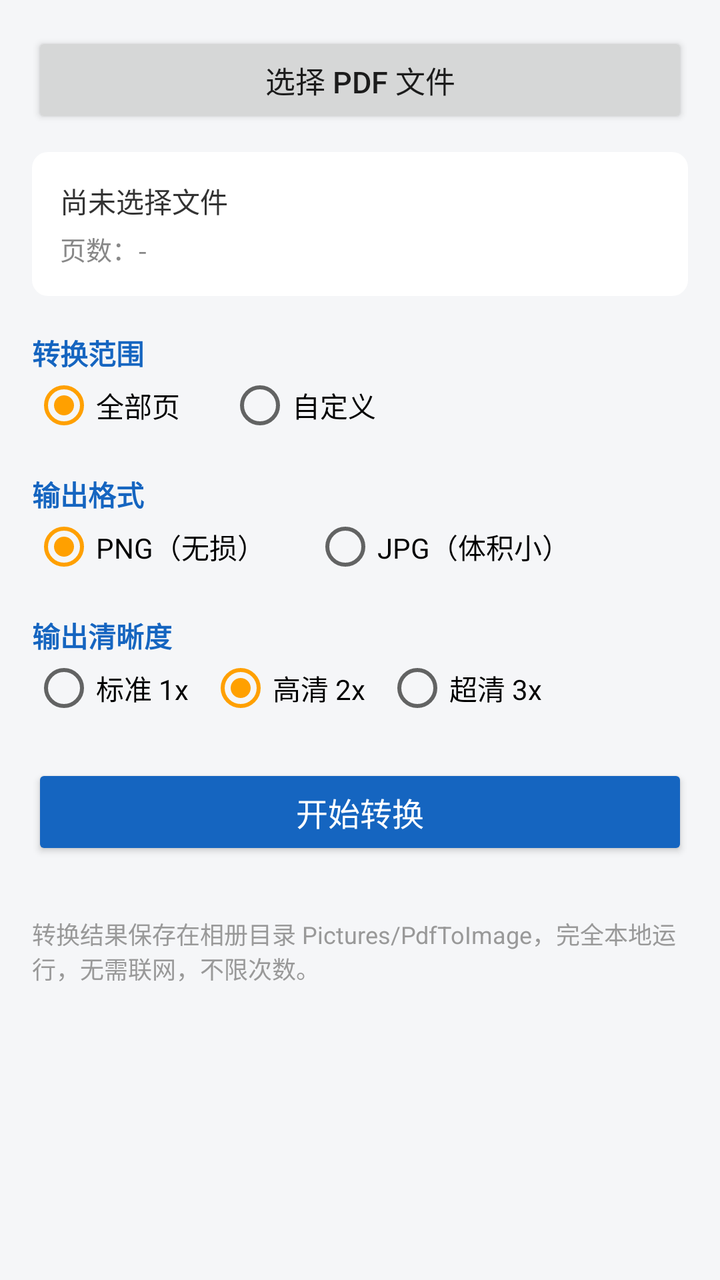
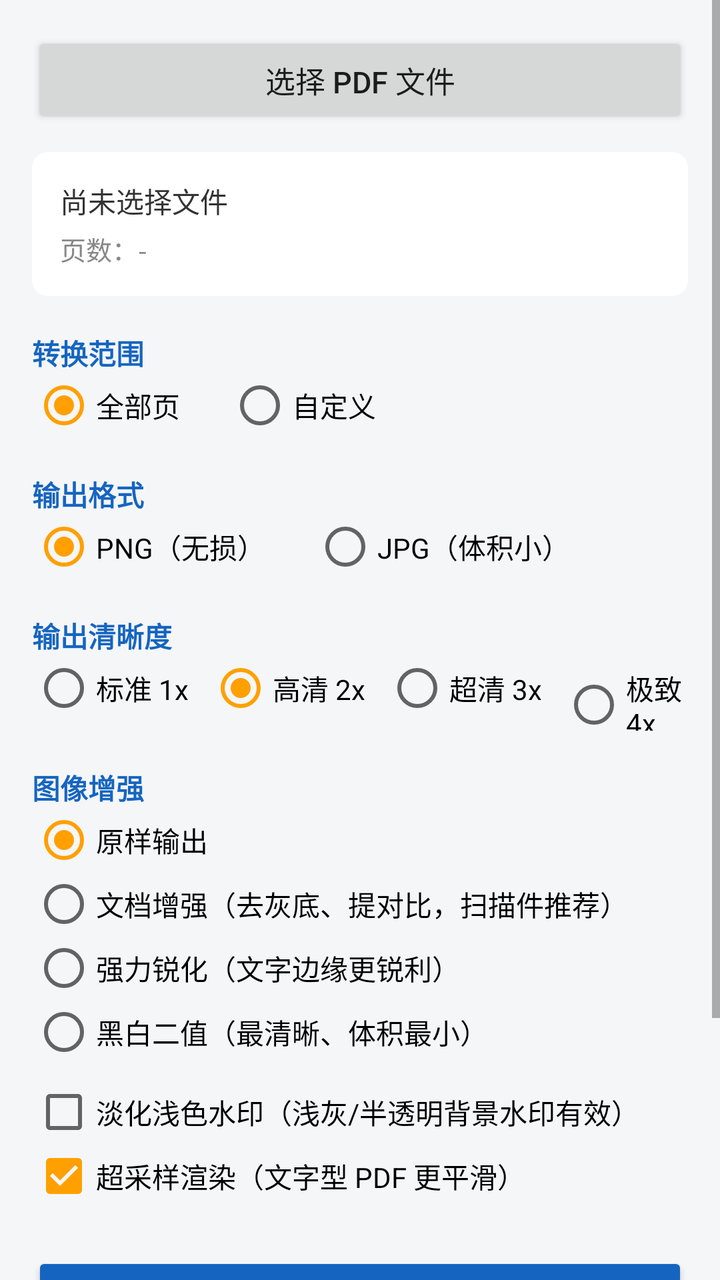

The first picture is an Android layout as it rendered before a commit; the second is the same layout after the commit. The layout source and the unified diff follow.
<!-- AndroidManifest.xml: application theme AppTheme -->
<!-- res/layout/activity_main.xml -->
<?xml version="1.0" encoding="utf-8"?>
<ScrollView xmlns:android="http://schemas.android.com/apk/res/android"
    android:layout_width="match_parent"
    android:layout_height="match_parent"
    android:background="#F5F6F8"
    android:fillViewport="true">

    <LinearLayout
        android:layout_width="match_parent"
        android:layout_height="wrap_content"
        android:orientation="vertical"
        android:padding="16dp">

        <Button
            android:id="@+id/btnPick"
            android:layout_width="match_parent"
            android:layout_height="48dp"
            android:text="选择 PDF 文件"
            android:textSize="15sp" />

        <LinearLayout
            android:layout_width="match_parent"
            android:layout_height="wrap_content"
            android:layout_marginTop="12dp"
            android:background="@drawable/bg_card"
            android:orientation="vertical"
            android:padding="14dp">

            <TextView
                android:id="@+id/tvFile"
                android:layout_width="match_parent"
                android:layout_height="wrap_content"
                android:text="尚未选择文件"
                android:textColor="#333333"
                android:textSize="14sp" />

            <TextView
                android:id="@+id/tvPages"
                android:layout_width="match_parent"
                android:layout_height="wrap_content"
                android:layout_marginTop="4dp"
                android:text="页数：-"
                android:textColor="#888888"
                android:textSize="13sp" />
        </LinearLayout>

        <TextView
            android:layout_width="match_parent"
            android:layout_height="wrap_content"
            android:layout_marginTop="18dp"
            android:text="转换范围"
            android:textColor="#1565C0"
            android:textSize="14sp"
            android:textStyle="bold" />

        <RadioGroup
            android:id="@+id/rgRange"
            android:layout_width="match_parent"
            android:layout_height="wrap_content"
            android:orientation="horizontal">

            <RadioButton
                android:id="@+id/rbAll"
                android:layout_width="wrap_content"
                android:layout_height="wrap_content"
                android:checked="true"
                android:text="全部页"
                android:textSize="14sp" />

            <RadioButton
                android:id="@+id/rbCustom"
                android:layout_width="wrap_content"
                android:layout_height="wrap_content"
                android:layout_marginStart="24dp"
                android:text="自定义"
                android:textSize="14sp" />
        </RadioGroup>

        <LinearLayout
            android:id="@+id/llRange"
            android:layout_width="match_parent"
            android:layout_height="wrap_content"
            android:gravity="center_vertical"
            android:orientation="horizontal"
            android:visibility="gone">

            <EditText
                android:id="@+id/etStart"
                android:layout_width="80dp"
                android:layout_height="42dp"
                android:hint="起始页"
                android:importantForAutofill="no"
                android:inputType="number"
                android:padding="6dp"
                android:textSize="14sp" />

            <TextView
                android:layout_width="wrap_content"
                android:layout_height="wrap_content"
                android:paddingStart="10dp"
                android:paddingEnd="10dp"
                android:text="至"
                android:textSize="14sp" />

            <EditText
                android:id="@+id/etEnd"
                android:layout_width="80dp"
                android:layout_height="42dp"
                android:hint="结束页"
                android:importantForAutofill="no"
                android:inputType="number"
                android:padding="6dp"
                android:textSize="14sp" />

            <TextView
                android:layout_width="wrap_content"
                android:layout_height="wrap_content"
                android:paddingStart="8dp"
                android:text="（页码从 1 开始）"
                android:textColor="#999999"
                android:textSize="12sp" />
        </LinearLayout>

        <TextView
            android:layout_width="match_parent"
            android:layout_height="wrap_content"
            android:layout_marginTop="18dp"
            android:text="输出格式"
            android:textColor="#1565C0"
            android:textSize="14sp"
            android:textStyle="bold" />

        <RadioGroup
            android:id="@+id/rgFormat"
            android:layout_width="match_parent"
            android:layout_height="wrap_content"
            android:orientation="horizontal">

            <RadioButton
                android:id="@+id/rbPng"
                android:layout_width="wrap_content"
                android:layout_height="wrap_content"
                android:checked="true"
                android:text="PNG（无损）"
                android:textSize="14sp" />

            <RadioButton
                android:id="@+id/rbJpg"
                android:layout_width="wrap_content"
                android:layout_height="wrap_content"
                android:layout_marginStart="24dp"
                android:text="JPG（体积小）"
                android:textSize="14sp" />
        </RadioGroup>

        <TextView
            android:layout_width="match_parent"
            android:layout_height="wrap_content"
            android:layout_marginTop="18dp"
            android:text="输出清晰度"
            android:textColor="#1565C0"
            android:textSize="14sp"
            android:textStyle="bold" />

        <RadioGroup
            android:id="@+id/rgScale"
            android:layout_width="match_parent"
            android:layout_height="wrap_content"
            android:orientation="horizontal">

            <RadioButton
                android:id="@+id/rb1x"
                android:layout_width="wrap_content"
                android:layout_height="wrap_content"
                android:text="标准 1x"
                android:textSize="14sp" />

            <RadioButton
                android:id="@+id/rb2x"
                android:layout_width="wrap_content"
                android:layout_height="wrap_content"
                android:layout_marginStart="10dp"
                android:checked="true"
                android:text="高清 2x"
                android:textSize="14sp" />

            <RadioButton
                android:id="@+id/rb3x"
                android:layout_width="wrap_content"
                android:layout_height="wrap_content"
                android:layout_marginStart="10dp"
                android:text="超清 3x"
                android:textSize="14sp" />
        </RadioGroup>

        <Button
            android:id="@+id/btnConvert"
            android:layout_width="match_parent"
            android:layout_height="48dp"
            android:layout_marginTop="22dp"
            android:backgroundTint="#1565C0"
            android:text="开始转换"
            android:textColor="#FFFFFF"
            android:textSize="16sp" />

        <LinearLayout
            android:id="@+id/llProgress"
            android:layout_width="match_parent"
            android:layout_height="wrap_content"
            android:layout_marginTop="16dp"
            android:orientation="vertical"
            android:visibility="gone">

            <ProgressBar
                android:id="@+id/progressBar"
                style="?android:attr/progressBarStyleHorizontal"
                android:layout_width="match_parent"
                android:layout_height="12dp"
                android:max="100" />

            <TextView
                android:id="@+id/tvProgress"
                android:layout_width="match_parent"
                android:layout_height="wrap_content"
                android:layout_marginTop="6dp"
                android:textColor="#555555"
                android:textSize="13sp" />
        </LinearLayout>

        <TextView
            android:layout_width="match_parent"
            android:layout_height="wrap_content"
            android:layout_marginTop="28dp"
            android:text="转换结果保存在相册目录 Pictures/PdfToImage，完全本地运行，无需联网，不限次数。"
            android:textColor="#999999"
            android:textSize="12sp" />

    </LinearLayout>
</ScrollView>
<!-- resources referenced by this layout -->
<resources>
  <!-- drawable bg_card (drawable) -->
  <?xml version="1.0" encoding="utf-8"?>
  <shape xmlns:android="http://schemas.android.com/apk/res/android" android:shape="rectangle">
      <solid android:color="#FFFFFF" />
      <corners android:radius="8dp" />
  </shape>
  <style name="AppTheme" parent="Theme.AppCompat.DayNight.DarkActionBar">
          <item name="colorPrimary">#1565C0</item>
          <item name="colorPrimaryDark">#0D47A1</item>
          <item name="colorAccent">#FFA000</item>
      </style>
</resources>

<!-- the commit's change to res/layout/activity_main.xml (unified diff, before → after) -->
@@ -191,7 +191,76 @@
                 android:layout_marginStart="10dp"
                 android:text="超清 3x"
                 android:textSize="14sp" />
+
+            <RadioButton
+                android:id="@+id/rb4x"
+                android:layout_width="wrap_content"
+                android:layout_height="wrap_content"
+                android:layout_marginStart="10dp"
+                android:text="极致 4x"
+                android:textSize="14sp" />
         </RadioGroup>
+
+        <TextView
+            android:layout_width="match_parent"
+            android:layout_height="wrap_content"
+            android:layout_marginTop="18dp"
+            android:text="图像增强"
+            android:textColor="#1565C0"
+            android:textSize="14sp"
+            android:textStyle="bold" />
+
+        <RadioGroup
+            android:id="@+id/rgEnhance"
+            android:layout_width="match_parent"
+            android:layout_height="wrap_content"
+            android:orientation="vertical">
+
+            <RadioButton
+                android:id="@+id/rbEnhNone"
+                android:layout_width="wrap_content"
+                android:layout_height="wrap_content"
+                android:checked="true"
+                android:text="原样输出"
+                android:textSize="14sp" />
+
+            <RadioButton
+                android:id="@+id/rbEnhDoc"
+                android:layout_width="wrap_content"
+                android:layout_height="wrap_content"
+                android:text="文档增强（去灰底、提对比，扫描件推荐）"
+                android:textSize="14sp" />
+
+            <RadioButton
+                android:id="@+id/rbEnhSharp"
+                android:layout_width="wrap_content"
+                android:layout_height="wrap_content"
+                android:text="强力锐化（文字边缘更锐利）"
+                android:textSize="14sp" />
+
+            <RadioButton
+                android:id="@+id/rbEnhMono"
+                android:layout_width="wrap_content"
+                android:layout_height="wrap_content"
+                android:text="黑白二值（最清晰、体积最小）"
+                android:textSize="14sp" />
+        </RadioGroup>
+
+        <CheckBox
+            android:id="@+id/cbWatermark"
+            android:layout_width="match_parent"
+            android:layout_height="wrap_content"
+            android:layout_marginTop="8dp"
+            android:text="淡化浅色水印（浅灰/半透明背景水印有效）"
+            android:textSize="14sp" />
+
+        <CheckBox
+            android:id="@+id/cbSuper"
+            android:layout_width="match_parent"
+            android:layout_height="wrap_content"
+            android:checked="true"
+            android:text="超采样渲染（文字型 PDF 更平滑）"
+            android:textSize="14sp" />
 
         <Button
             android:id="@+id/btnConvert"
@@ -231,7 +300,7 @@
             android:layout_width="match_parent"
             android:layout_height="wrap_content"
             android:layout_marginTop="28dp"
-            android:text="转换结果保存在相册目录 Pictures/PdfToImage，完全本地运行，无需联网，不限次数。"
+            android:text="转换结果保存在相册目录 Pictures/PdfToImage，完全本地运行，无需联网，不限次数。\n若原 PDF 本身是模糊扫描件，任何软件都无法还原丢失的细节，增强只能改善观感；浅灰水印可用「淡化浅色水印」压制，彩色或压在文字上的水印无法去除。"
             android:textColor="#999999"
             android:textSize="12sp" />
 
